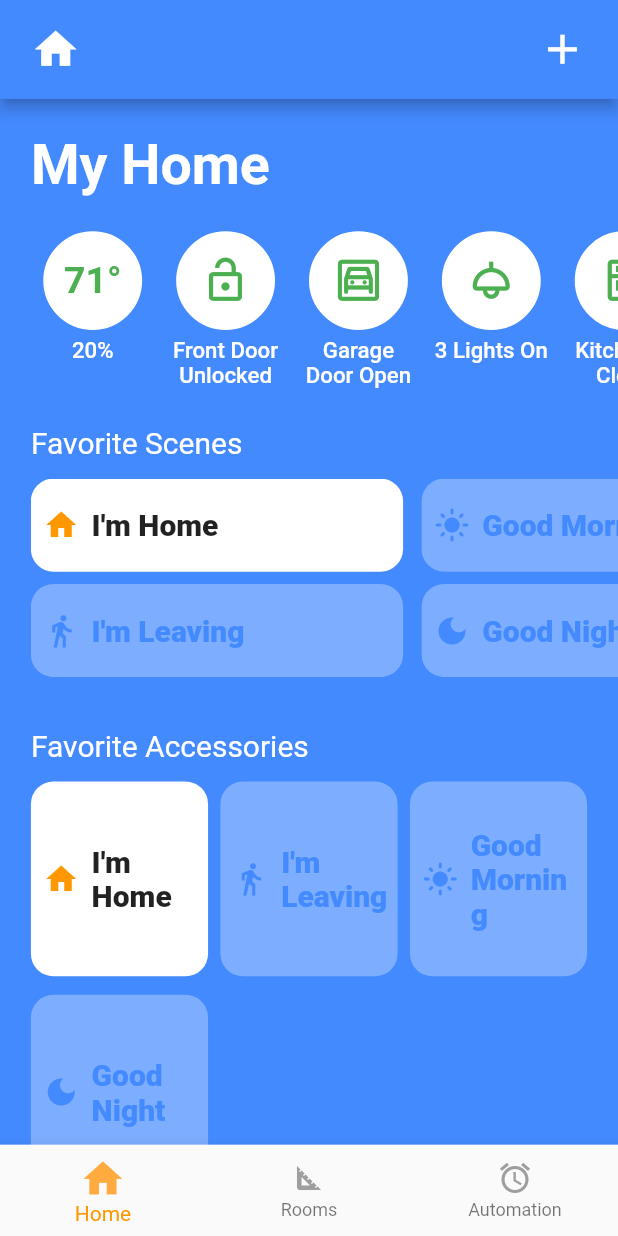
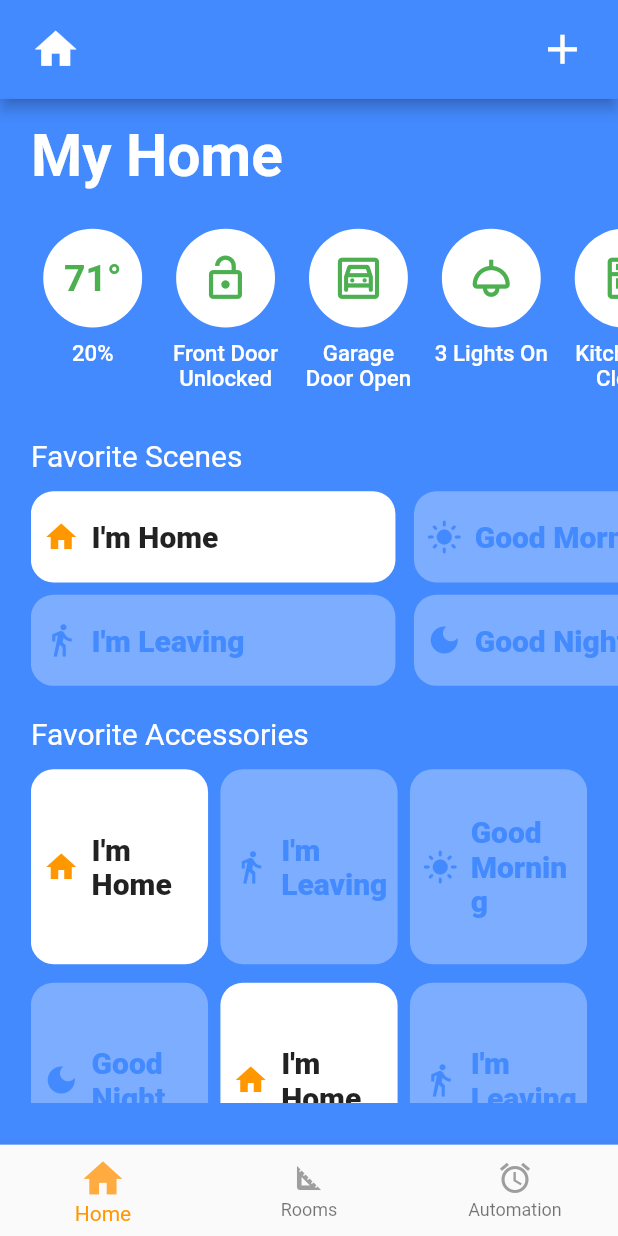
Before and after one commit to bahricanyesil/bstevr-assessment, a Flutter app: the screen it shows after launch, on a phone screen of 412 x 824 dp. Run offline on Flutter 3.47's test engine with Material 2 defaults, Android fonts, the phone set to English and light mode, and no system bars; drawn by our look-alikes of auto_size_text; our stand-ins replace audioplayers.

Commit message:
Screen is completed

```diff
--- a/lib/view/speed-prototyping/speed_prototyping_screen.dart
+++ b/lib/view/speed-prototyping/speed_prototyping_screen.dart
@@ -41,24 +41,12 @@ class _SpeedPrototypingScreenState extends State<SpeedPrototypingScreen> {
     return Scaffold(
       bottomNavigationBar: getBottomBar(),
       appBar: getAppBar(),
-      body: LayoutBuilder(builder: scrollContent),
+      body: LayoutBuilder(builder: getColumn),
       backgroundColor: Colors.blueAccent,
     );
   }
 
-  Widget scrollContent(BuildContext context, BoxConstraints constraints) {
-    return SingleChildScrollView(
-      physics: context.viewBottomPad > 0
-          ? const BouncingScrollPhysics()
-          : const NeverScrollableScrollPhysics(),
-      child: ConstrainedBox(
-        constraints: BoxConstraints(maxHeight: context.height * 100),
-        child: getColumn(),
-      ),
-    );
-  }
-
-  Widget getColumn() {
+  Widget getColumn(BuildContext context, BoxConstraints constraints) {
     return Padding(
       padding: context.leftMedHigh,
       child: Column(
@@ -71,11 +59,12 @@ class _SpeedPrototypingScreenState extends State<SpeedPrototypingScreen> {
   List<Widget> getColumnChildren() {
     return [
       const Spacer(),
-      Expanded(flex: 2, child: myHomeText()),
+      Expanded(flex: 3, child: myHomeText()),
       SizedBox(height: context.height * 2),
-      Expanded(flex: 5, child: circleList()),
+      Expanded(flex: 8, child: circleList()),
+      SizedBox(height: context.height * 2),
       Expanded(flex: 2, child: getTitle('Favorite Scenes')),
-      Expanded(flex: 7, child: sceneList()),
+      Expanded(flex: 10, child: sceneList()),
       Expanded(flex: 2, child: getTitle('Favorite Accessories')),
       Expanded(flex: 16, child: accessoryList()),
       const Spacer(),
@@ -115,6 +104,9 @@ class _SpeedPrototypingScreenState extends State<SpeedPrototypingScreen> {
   }
 
   Widget accessoryList() {
+    // ignore: omit_local_variable_types
+    List<Widget> children = gridViewChildren();
+    children.addAll(gridViewChildren());
     return Padding(
       padding: context.verticalLow.copyWith(right: context.medHighWidth),
       child: GridView.count(
@@ -125,7 +117,7 @@ class _SpeedPrototypingScreenState extends State<SpeedPrototypingScreen> {
         physics: const BouncingScrollPhysics(),
         childAspectRatio: 10 / 11,
         scrollDirection: Axis.vertical,
-        children: gridViewChildren(),
+        children: children,
       ),
     );
   }
```
Also changed, not shown: 1 other file.
